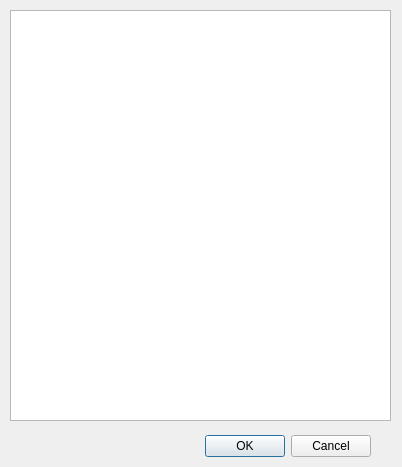
First picture: the form in QuasarSpec/eigerQsoGUI/vpModel.ui, repository rasimcoe/eiger, before the edit.
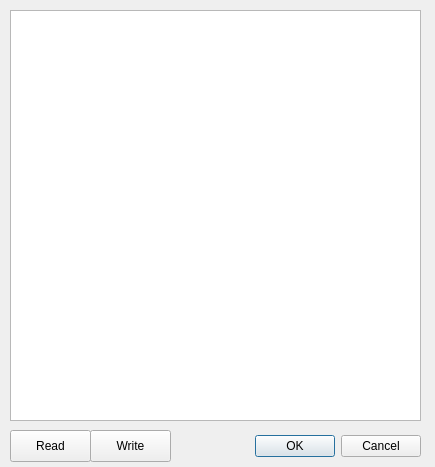
Second picture: the form after the edit.

What changed in the file:
```diff
--- a/QuasarSpec/eigerQsoGUI/vpModel.ui
+++ b/QuasarSpec/eigerQsoGUI/vpModel.ui
@@ -6,7 +6,7 @@
    <rect>
     <x>0</x>
     <y>0</y>
-    <width>402</width>
+    <width>435</width>
     <height>467</height>
    </rect>
   </property>
@@ -16,9 +16,9 @@
   <widget class="QDialogButtonBox" name="buttonBox">
    <property name="geometry">
     <rect>
-     <x>30</x>
+     <x>250</x>
      <y>430</y>
-     <width>341</width>
+     <width>171</width>
      <height>32</height>
     </rect>
    </property>
@@ -34,11 +34,37 @@
     <rect>
      <x>10</x>
      <y>10</y>
-     <width>381</width>
+     <width>411</width>
      <height>411</height>
     </rect>
    </property>
   </widget>
+  <widget class="QPushButton" name="writeButton">
+   <property name="geometry">
+    <rect>
+     <x>90</x>
+     <y>430</y>
+     <width>81</width>
+     <height>32</height>
+    </rect>
+   </property>
+   <property name="text">
+    <string>Write</string>
+   </property>
+  </widget>
+  <widget class="QPushButton" name="readButton">
+   <property name="geometry">
+    <rect>
+     <x>10</x>
+     <y>430</y>
+     <width>81</width>
+     <height>32</height>
+    </rect>
+   </property>
+   <property name="text">
+    <string>Read</string>
+   </property>
+  </widget>
  </widget>
  <resources/>
  <connections>
```
